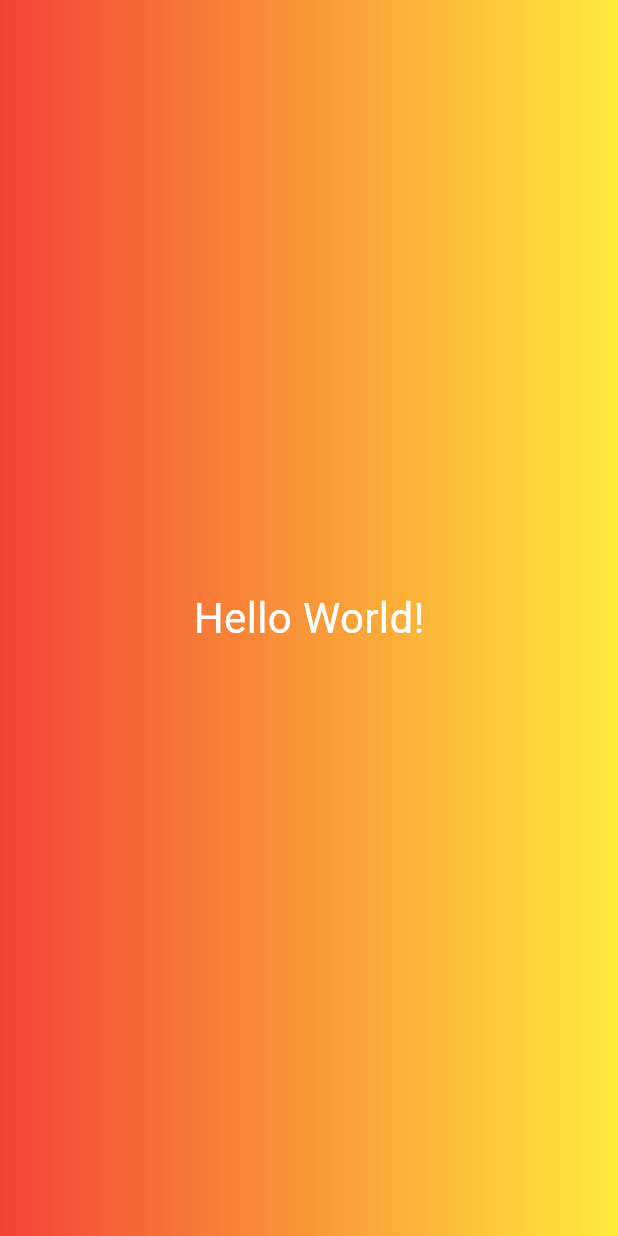
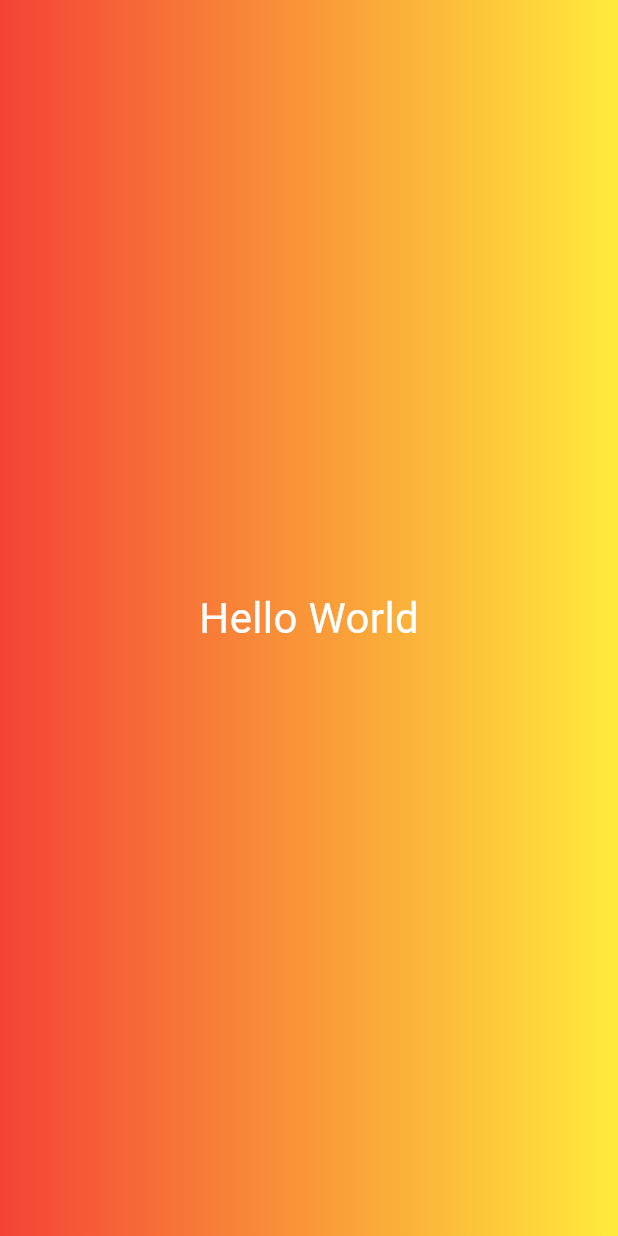
Before and after one commit to siddharth177/learnings, a Flutter app: the screen it shows after launch, on a phone screen of 412 x 824 dp. Run offline on Flutter 3.47's test engine with Material 3 defaults, Android fonts, the phone set to English and light mode, and no system bars.

Commit message:
Creating Constructor for class

```diff
--- a/flutter_projects/lib/gradient_container.dart
+++ b/flutter_projects/lib/gradient_container.dart
@@ -19,7 +19,7 @@ class GradientContainer extends StatelessWidget {
           end: endAlignment,
         ),
       ),
-      child: const Center(child: TextWidget()),
+      child: const Center(child: TextWidget('Hello World')),
     );
   }
 }
--- a/flutter_projects/lib/text_widget.dart
+++ b/flutter_projects/lib/text_widget.dart
@@ -1,12 +1,14 @@
 import 'package:flutter/material.dart';
 
 class TextWidget extends StatelessWidget {
-  const TextWidget({super.key});
+  const TextWidget(this.text, {super.key});
+
+  final String text;
 
   @override
   Widget build(BuildContext context) {
-    return const Text(
-      'Hello World!',
+    return Text(
+      text,
       style: TextStyle(color: Colors.white, fontSize: 28),
     );
   }
```
